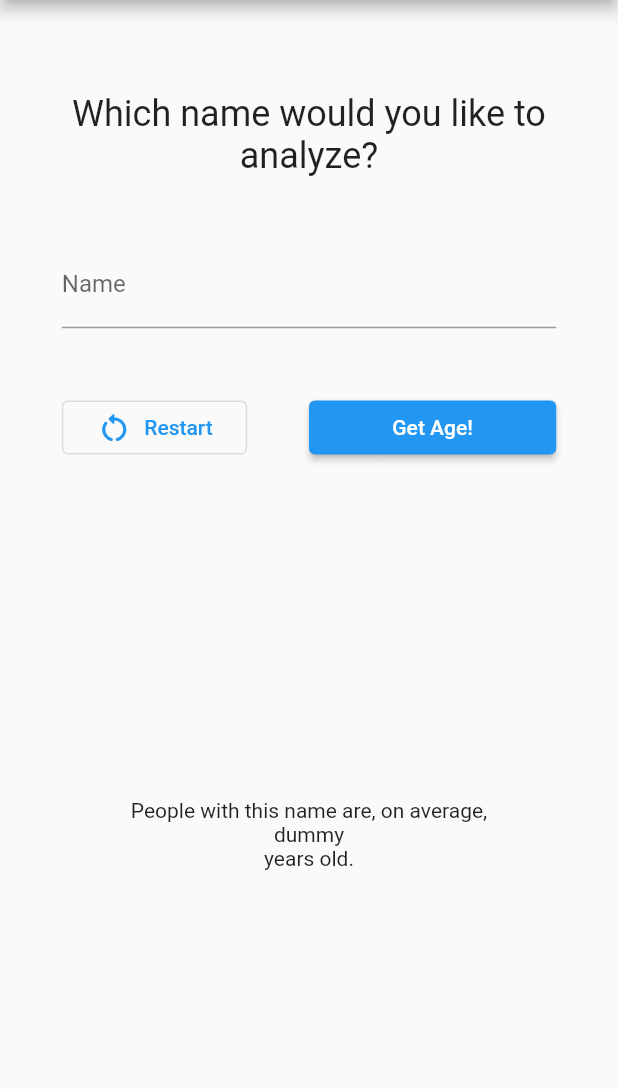
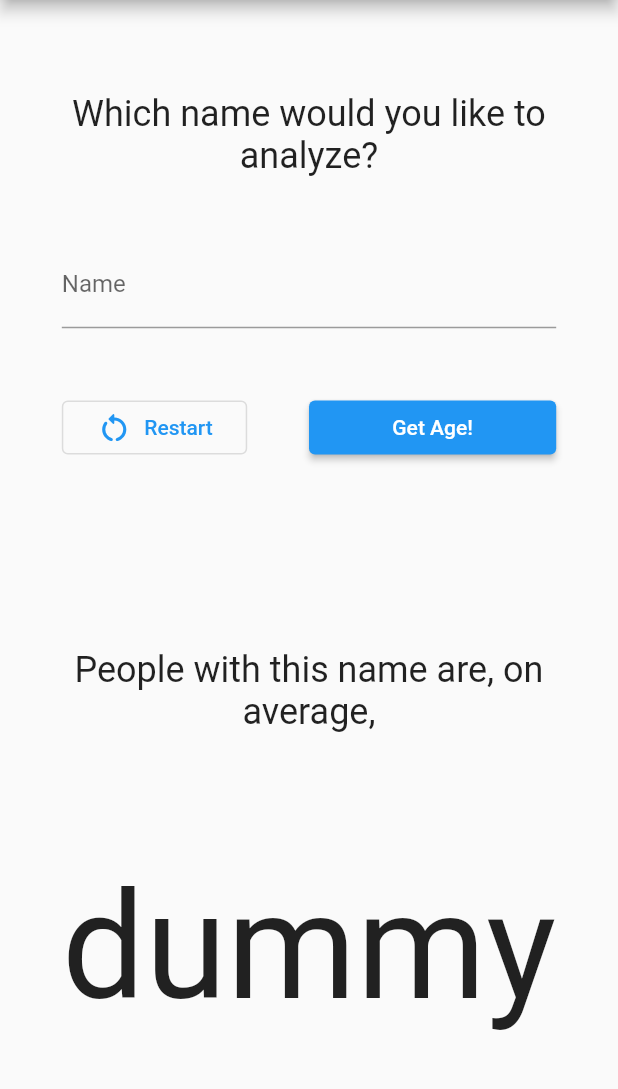
Before and after one commit to arndthassel/namealytics, a Flutter app: the screen it shows after launch, on a phone screen of 412 x 824 dp, the part 84-1173 px from its top. Run offline on Flutter 3.47's test engine with Material 2 defaults, Android fonts, the phone set to English and light mode, and no system bars; our stand-ins replace bloc, freezed_annotation.

Commit message:
height management

```diff
--- a/lib/screen/home_screen.dart
+++ b/lib/screen/home_screen.dart
@@ -12,12 +12,16 @@ class HomeScreen extends StatefulWidget {
 class _HomeScreenState extends State<HomeScreen> {
   @override
   Widget build(BuildContext context) {
+    final maxHeight = MediaQuery.of(context).size.height -
+        AppBar().preferredSize.height -
+        MediaQuery.of(context).padding.top;
+
     return Scaffold(
       appBar: AppBar(title: const Text('Namealytics')),
       body: Container(
-        height: MediaQuery.of(context).size.height,
+        height: maxHeight,
         child: SingleChildScrollView(
-          physics: const NeverScrollableScrollPhysics(),
+          // physics: const NeverScrollableScrollPhysics(),
           child: Column(
             children: const [
               InputWidget(),
--- a/lib/screen/output_widget.dart
+++ b/lib/screen/output_widget.dart
@@ -14,14 +14,37 @@ class _OutputWidgetState extends State<OutputWidget> {
 
   @override
   Widget build(BuildContext context) {
+    final theme = Theme.of(context);
+    final mediaQuery = MediaQuery.of(context);
     return Container(
       height: MediaQuery.of(context).size.height * 0.45,
+      margin: EdgeInsets.symmetric(
+        horizontal: mediaQuery.size.width * 0.1,
+        vertical: mediaQuery.size.height * 0.075,
+      ),
       child: Column(
-        mainAxisAlignment: MainAxisAlignment.center,
+        mainAxisAlignment: MainAxisAlignment.spaceBetween,
         children: [
-          const Text('People with this name are, on average,'),
-          Text(analysis.age),
-          const Text('years old.'),
+          Text(
+            'People with this name are, on average,',
+            style: theme.textTheme.headlineSmall,
+            textAlign: TextAlign.center,
+          ),
+          Expanded(
+            child: FittedBox(
+              fit: BoxFit.contain,
+              child: Text(
+                analysis.age,
+                style: TextStyle(fontSize: 300),
+                textAlign: TextAlign.center,
+              ),
+            ),
+          ),
+          Text(
+            'years old.',
+            style: theme.textTheme.headlineSmall,
+            textAlign: TextAlign.center,
+          ),
         ],
       ),
     );
```
